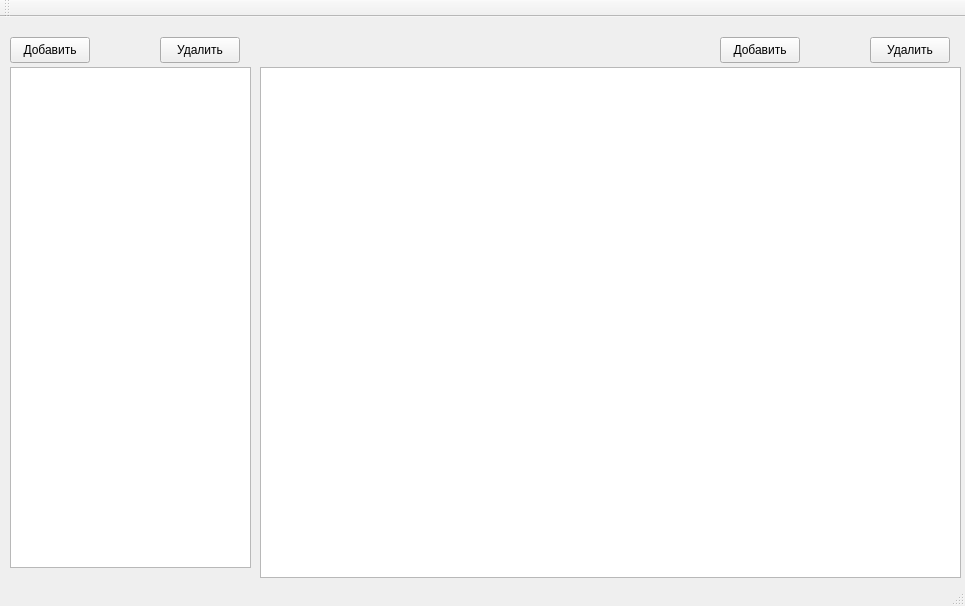
First picture: the form in src/ui/mainwindow.ui, repository andreevlex/training-url-database, before the edit.
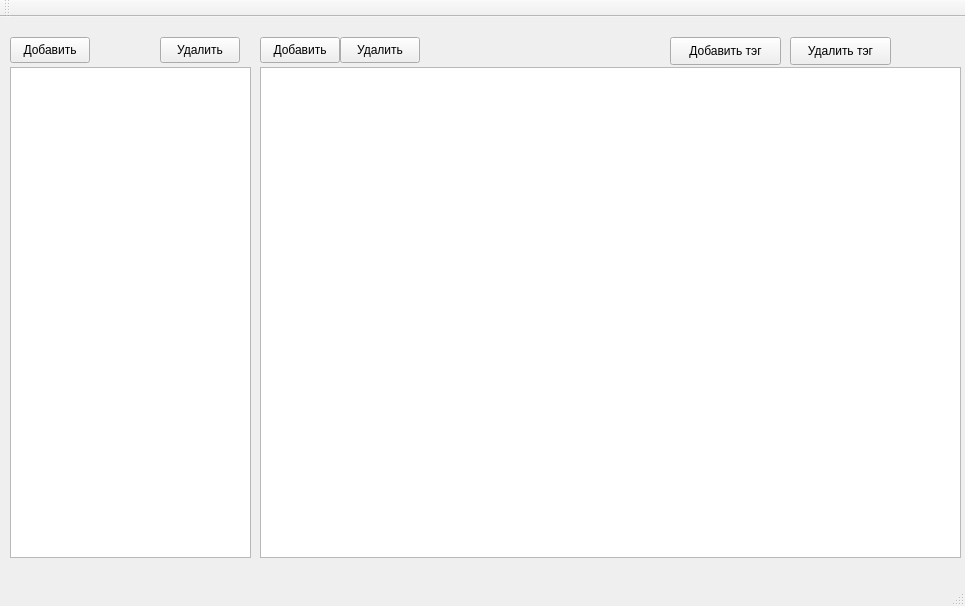
Second picture: the form after the edit.

Commit message: Уточнение интерфейса класса mainwindow

Patch:
```diff
--- a/src/ui/mainwindow.ui
+++ b/src/ui/mainwindow.ui
@@ -20,7 +20,7 @@
       <x>260</x>
       <y>50</y>
       <width>701</width>
-      <height>511</height>
+      <height>491</height>
      </rect>
     </property>
     <property name="selectionBehavior">
@@ -33,7 +33,7 @@
       <x>10</x>
       <y>50</y>
       <width>241</width>
-      <height>501</height>
+      <height>491</height>
      </rect>
     </property>
     <property name="selectionMode">
@@ -72,7 +72,7 @@
    <widget class="QPushButton" name="pbAddRefRecord">
     <property name="geometry">
      <rect>
-      <x>720</x>
+      <x>260</x>
       <y>20</y>
       <width>80</width>
       <height>26</height>
@@ -85,7 +85,7 @@
    <widget class="QPushButton" name="pbDelRefRecord">
     <property name="geometry">
      <rect>
-      <x>870</x>
+      <x>340</x>
       <y>20</y>
       <width>80</width>
       <height>26</height>
@@ -95,6 +95,32 @@
      <string>Удалить</string>
     </property>
    </widget>
+   <widget class="QPushButton" name="pbLinkTag">
+    <property name="geometry">
+     <rect>
+      <x>670</x>
+      <y>20</y>
+      <width>111</width>
+      <height>28</height>
+     </rect>
+    </property>
+    <property name="text">
+     <string>Добавить тэг</string>
+    </property>
+   </widget>
+   <widget class="QPushButton" name="pbDelLinkTag">
+    <property name="geometry">
+     <rect>
+      <x>790</x>
+      <y>20</y>
+      <width>101</width>
+      <height>28</height>
+     </rect>
+    </property>
+    <property name="text">
+     <string>Удалить тэг</string>
+    </property>
+   </widget>
   </widget>
   <widget class="QMenuBar" name="menuBar">
    <property name="geometry">
```
Left out of the diff: 3 changed lines with no effect on the pictures. The commit also changes 2 other files.
